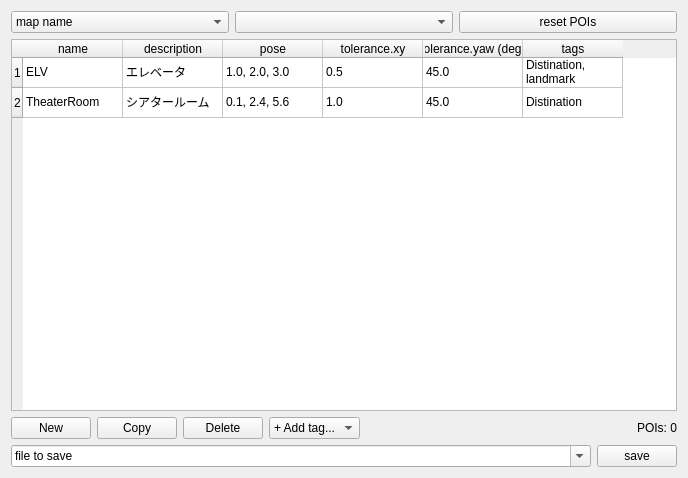
Old version of the form mapoi_rviz_plugins/src/ui/poi_editor.ui in the repository shimz-robotics/mapoi.
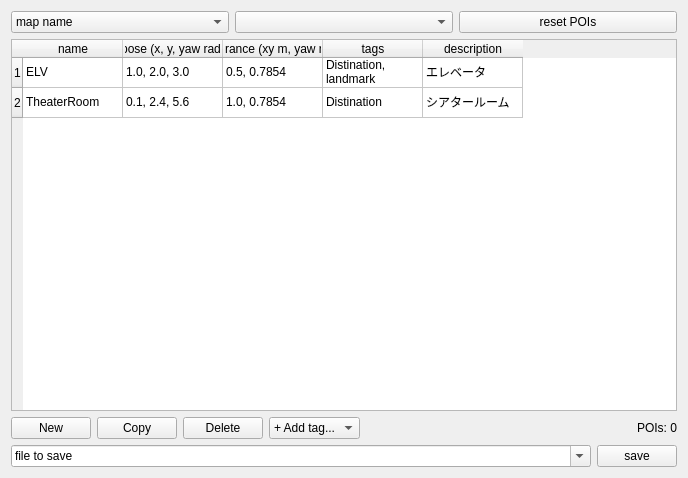
New version of the form.

Commit message: feat(rviz): POI Editor の column 再編 + tolerance.yaw を rad 表示に + description 末尾化 (#158)

Patch:
```diff
--- a/mapoi_rviz_plugins/src/ui/poi_editor.ui
+++ b/mapoi_rviz_plugins/src/ui/poi_editor.ui
@@ -62,7 +62,7 @@
       <number>2</number>
      </property>
      <property name="columnCount">
-      <number>6</number>
+      <number>5</number>
      </property>
      <row>
       <property name="text">
@@ -81,22 +81,12 @@
      </column>
      <column>
       <property name="text">
-       <string>description</string>
+       <string>pose (x, y, yaw rad)</string>
       </property>
      </column>
      <column>
       <property name="text">
-       <string>pose</string>
-      </property>
-     </column>
-     <column>
-      <property name="text">
-       <string>tolerance.xy</string>
-      </property>
-     </column>
-     <column>
-      <property name="text">
-       <string>tolerance.yaw (deg)</string>
+       <string>tolerance (xy m, yaw rad)</string>
       </property>
      </column>
      <column>
@@ -104,6 +94,11 @@
        <string>tags</string>
       </property>
      </column>
+     <column>
+      <property name="text">
+       <string>description</string>
+      </property>
+     </column>
      <item row="0" column="0">
       <property name="text">
        <string>ELV</string>
@@ -111,29 +106,24 @@
      </item>
      <item row="0" column="1">
       <property name="text">
-       <string>エレベータ</string>
-      </property>
-     </item>
-     <item row="0" column="2">
-      <property name="text">
        <string>1.0, 2.0, 3.0</string>
       </property>
      </item>
+     <item row="0" column="2">
+      <property name="text">
+       <string>0.5, 0.7854</string>
+      </property>
+     </item>
      <item row="0" column="3">
       <property name="text">
-       <string>0.5</string>
-      </property>
-     </item>
-     <item row="0" column="4">
-      <property name="text">
-       <string>45.0</string>
-      </property>
-     </item>
-     <item row="0" column="5">
-      <property name="text">
        <string>Distination, landmark</string>
       </property>
      </item>
+     <item row="0" column="4">
+      <property name="text">
+       <string>エレベータ</string>
+      </property>
+     </item>
      <item row="1" column="0">
       <property name="text">
        <string>TheaterRoom</string>
@@ -141,29 +131,24 @@
      </item>
      <item row="1" column="1">
       <property name="text">
-       <string>シアタールーム</string>
-      </property>
-     </item>
-     <item row="1" column="2">
-      <property name="text">
        <string>0.1, 2.4, 5.6</string>
       </property>
      </item>
+     <item row="1" column="2">
+      <property name="text">
+       <string>1.0, 0.7854</string>
+      </property>
+     </item>
      <item row="1" column="3">
       <property name="text">
-       <string>1.0</string>
-      </property>
-     </item>
-     <item row="1" column="4">
-      <property name="text">
-       <string>45.0</string>
-      </property>
-     </item>
-     <item row="1" column="5">
-      <property name="text">
        <string>Distination</string>
       </property>
      </item>
+     <item row="1" column="4">
+      <property name="text">
+       <string>シアタールーム</string>
+      </property>
+     </item>
     </widget>
    </item>
    <item>
```
The commit also changes 7 other files.
